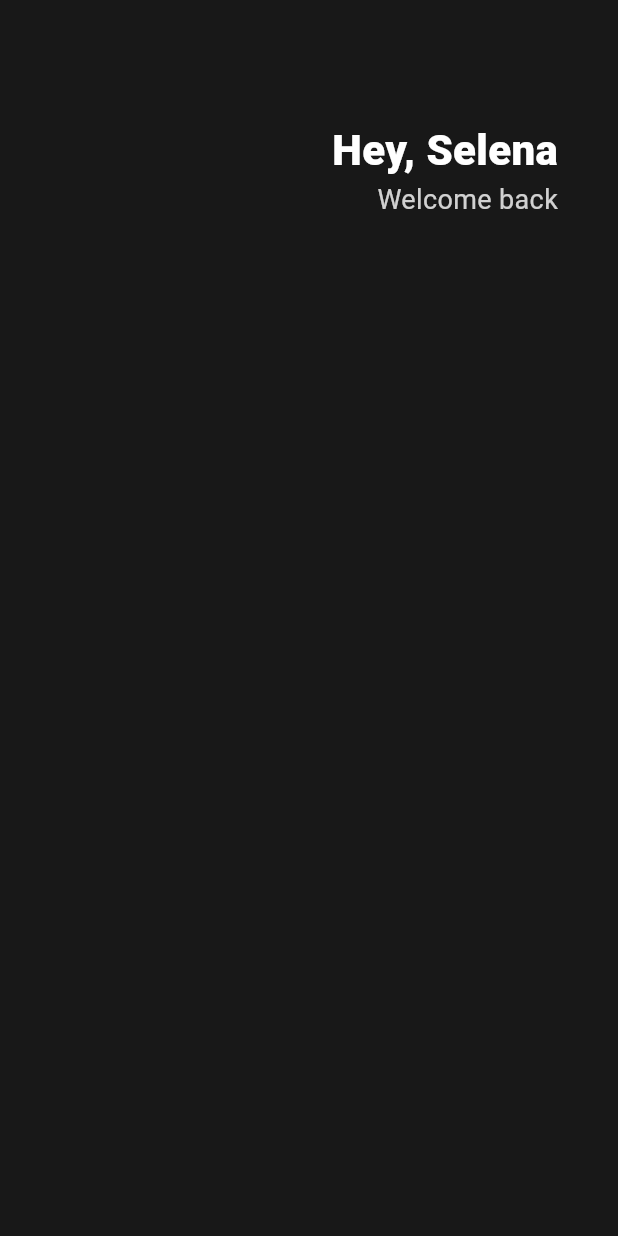
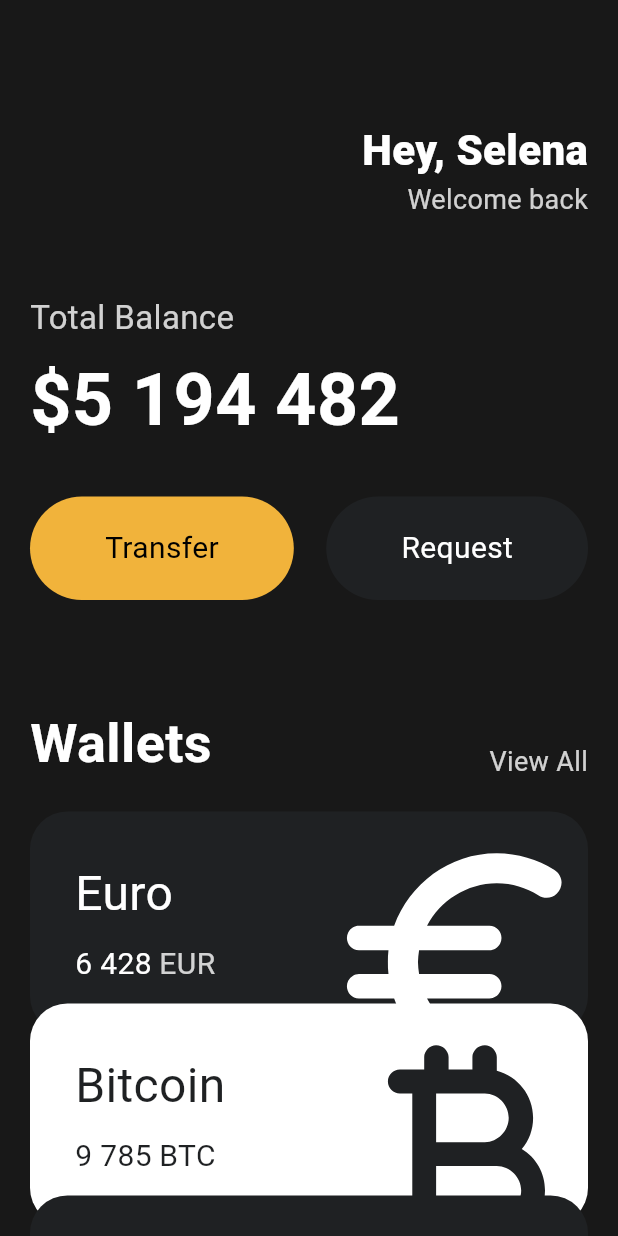
Before and after one commit to byol-han/study-dart-flutter, a Flutter app: the screen it shows after launch, on a phone screen of 412 x 824 dp. Run offline on Flutter 3.47's test engine with Material 3 defaults, Android fonts, the phone set to English and light mode, and no system bars.

Commit message:
UI challenge

```diff
--- a/analysis_options.yaml
+++ b/analysis_options.yaml
@@ -23,6 +23,5 @@ linter:
   rules:
     # avoid_print: false  # Uncomment to disable the `avoid_print` rule
     # prefer_single_quotes: true  # Uncomment to enable the `prefer_single_quotes` rule
-
 # Additional information about this file can be found at
 # https://dart.dev/guides/language/analysis-options
--- a/lib/main.dart
+++ b/lib/main.dart
@@ -1,26 +1,31 @@
-import 'package:flutter/cupertino.dart';
 import 'package:flutter/material.dart';
+import 'package:toonflix/widgets/button.dart';
+import 'package:toonflix/widgets/currency_card.dart';
 
 void main() {
-  runApp(App());
+  runApp(const App());
 }
 
 // root widget
 class App extends StatelessWidget {
+  const App({super.key});
+
   // build 자동완성
   @override
   Widget build(BuildContext context) {
     return MaterialApp(
       home: Scaffold(
-        backgroundColor: Color(0xff181818),
-        body: Padding(
+        backgroundColor: const Color(0xff181818),
+        body: SingleChildScrollView(
+          child: Padding(
             // padding: EdgeInsets.all(10),
             // padding: EdgeInsets.only(right: 10),
-          padding: EdgeInsets.symmetric(horizontal: 40),
+            padding: const EdgeInsets.symmetric(horizontal: 20),
             child: Column(
+              crossAxisAlignment: CrossAxisAlignment.start,
               children: [
-              SizedBox(height: 80),
-              Row(
+                const SizedBox(height: 80),
+                const Row(
                   mainAxisAlignment: MainAxisAlignment.end,
                   children: [
                     Column(
@@ -37,7 +42,7 @@ class App extends StatelessWidget {
                         Text(
                           'Welcome back',
                           style: TextStyle(
-                          color: Colors.white.withOpacity(0.8),
+                            color: Color.fromRGBO(255, 255, 255, 0.8),
                             fontSize: 18,
                           ),
                         ),
@@ -45,7 +50,91 @@ class App extends StatelessWidget {
                     ),
                   ],
                 ),
+                const SizedBox(height: 50),
+                Text(
+                  'Total Balance',
+                  style: TextStyle(
+                    fontSize: 22,
+                    color: Colors.white.withOpacity(0.8),
+                  ),
+                ),
+                const SizedBox(height: 5),
+                const Text(
+                  '\$5 194 482', // \$ :not to think as a variable
+                  style: TextStyle(
+                    fontSize: 48,
+                    fontWeight: FontWeight.w600,
+                    color: Colors.white,
+                  ),
+                ),
+                const SizedBox(height: 30),
+                Row(
+                  mainAxisAlignment: MainAxisAlignment.spaceBetween,
+                  children: [
+                    Button(
+                      text: 'Transfer',
+                      bgColor: Color(0xFFF1B33B),
+                      textColor: Colors.black,
+                    ),
+                    Button(
+                      text: 'Request',
+                      bgColor: Color(0xFF1F2123),
+                      textColor: Colors.white,
+                    ),
                   ],
+                ),
+                SizedBox(height: 70),
+                Row(
+                  crossAxisAlignment: CrossAxisAlignment.end,
+                  mainAxisAlignment: MainAxisAlignment.spaceBetween,
+                  children: [
+                    Text(
+                      'Wallets',
+                      style: TextStyle(
+                        color: Colors.white,
+                        fontSize: 36,
+                        fontWeight: FontWeight.w600,
+                      ),
+                    ),
+                    Text(
+                      'View All',
+                      style: TextStyle(
+                        color: Colors.white.withOpacity(0.8),
+                        fontSize: 18,
+                      ),
+                    ),
+                  ],
+                ),
+                SizedBox(height: 20),
+                CurrencyCard(
+                  name: 'Euro',
+                  code: 'EUR',
+                  amount: '6 428',
+                  icon: Icons.euro_rounded,
+                  isInverted: false,
+                ),
+                Transform.translate(
+                  offset: Offset(0, -20),
+                  child: CurrencyCard(
+                    name: 'Bitcoin',
+                    code: 'BTC',
+                    amount: '9 785',
+                    icon: Icons.currency_bitcoin_rounded,
+                    isInverted: true,
+                  ),
+                ),
+                Transform.translate(
+                  offset: Offset(0, -40),
+                  child: CurrencyCard(
+                    name: 'Dollar',
+                    code: 'USD',
+                    amount: '428',
+                    icon: Icons.attach_money_outlined,
+                    isInverted: false,
+                  ),
+                ),
+              ],
+            ),
           ),
         ),
       ),
--- /dev/null
+++ b/lib/widgets/button.dart
@@ -0,0 +1,28 @@
+import 'package:flutter/material.dart';
+
+class Button extends StatelessWidget {
+  final String text;
+  final Color bgColor;
+  final Color textColor;
+
+  const Button({
+    super.key,
+    required this.text,
+    required this.bgColor,
+    required this.textColor,
+  });
+
+  @override
+  Widget build(BuildContext context) {
+    return Container(
+      decoration: BoxDecoration(
+        color: bgColor,
+        borderRadius: BorderRadius.circular(45),
+      ),
+      child: Padding(
+        padding: const EdgeInsets.symmetric(vertical: 20, horizontal: 50),
+        child: Text(text, style: TextStyle(color: textColor, fontSize: 20)),
+      ),
+    );
+  }
+}
--- /dev/null
+++ b/lib/widgets/currency_card.dart
@@ -0,0 +1,82 @@
+import 'package:flutter/material.dart';
+
+class CurrencyCard extends StatelessWidget {
+  final String name, code, amount;
+  final IconData icon;
+  final bool isInverted;
+  final _blackColor = const Color(0xFF1F2123);
+
+  const CurrencyCard({
+    super.key,
+    required this.name,
+    required this.code,
+    required this.amount,
+    required this.icon,
+    required this.isInverted,
+  });
+
+  @override
+  Widget build(BuildContext context) {
+    return Container(
+      clipBehavior: Clip.hardEdge,
+      decoration: BoxDecoration(
+        color: isInverted ? Colors.white : _blackColor,
+        borderRadius: BorderRadius.circular(25),
+      ),
+      child: Padding(
+        padding: const EdgeInsets.all(30),
+        child: Row(
+          mainAxisAlignment: MainAxisAlignment.spaceBetween,
+          children: [
+            Column(
+              crossAxisAlignment: CrossAxisAlignment.start,
+              children: [
+                Text(
+                  name,
+                  style: TextStyle(
+                    color: isInverted ? _blackColor : Colors.white,
+                    fontSize: 32,
+                  ),
+                ),
+
+                SizedBox(height: 10),
+                Row(
+                  children: [
+                    Text(
+                      amount,
+                      style: TextStyle(
+                        color: isInverted ? _blackColor : Colors.white,
+                        fontSize: 20,
+                      ),
+                    ),
+                    SizedBox(width: 5),
+                    Text(
+                      code,
+                      style: TextStyle(
+                        color: isInverted
+                            ? _blackColor
+                            : Colors.white.withOpacity(0.8),
+                        fontSize: 20,
+                      ),
+                    ),
+                  ],
+                ),
+              ],
+            ),
+            Transform.scale(
+              scale: 2.2,
+              child: Transform.translate(
+                offset: const Offset(-5, 12),
+                child: Icon(
+                  icon,
+                  color: isInverted ? _blackColor : Colors.white,
+                  size: 88,
+                ),
+              ),
+            ),
+          ],
+        ),
+      ),
+    );
+  }
+}
```
Lines whose indentation alone changed are shown as unchanged.
